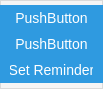
Qt form Widget_Client/MessageContextMenu.ui (MrVolot/WidgetClient) before a commit.
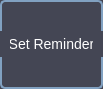
The same form after that commit.

Patch:
```diff
--- a/Widget_Client/MessageContextMenu.ui
+++ b/Widget_Client/MessageContextMenu.ui
@@ -27,8 +27,11 @@
   </property>
   <property name="styleSheet">
    <string notr="true">QWidget#MessageContextMenu {
-    background-color: #F5F5F5;
-    border: 1px solid #DADADA;
+    background-color: rgb(68, 70, 84);
+    color: #ffffff;
+    border: 2px solid #81a1c1;
+    border-radius: 5px;
+    padding: 5px;
 }
 
 QPushButton {
@@ -68,22 +71,30 @@
      <property name="spacing">
       <number>0</number>
      </property>
-     <item>
-      <widget class="QPushButton" name="pushButton_3">
-       <property name="text">
-        <string>PushButton</string>
-       </property>
-      </widget>
-     </item>
-     <item>
-      <widget class="QPushButton" name="pushButton_2">
-       <property name="text">
-        <string>PushButton</string>
-       </property>
-      </widget>
-     </item>
      <item>
       <widget class="QPushButton" name="notificationReminderButton">
+       <property name="styleSheet">
+        <string notr="true">QWidget#MessageContextMenu {
+    background-color: #F5F5F5;
+    border: 1px solid #DADADA;
+}
+
+QPushButton {
+    color: #FFFFFF;
+    background-color: rgb(68, 70, 84);
+    border: none;
+    padding: 5px 10px;
+    font-size: 14px;
+}
+
+QPushButton:hover {
+    background-color: #7f7f7f;
+}
+
+QPushButton:pressed {
+    background-color: #2A85CA;
+}</string>
+       </property>
        <property name="text">
         <string>Set Reminder</string>
        </property>
```
